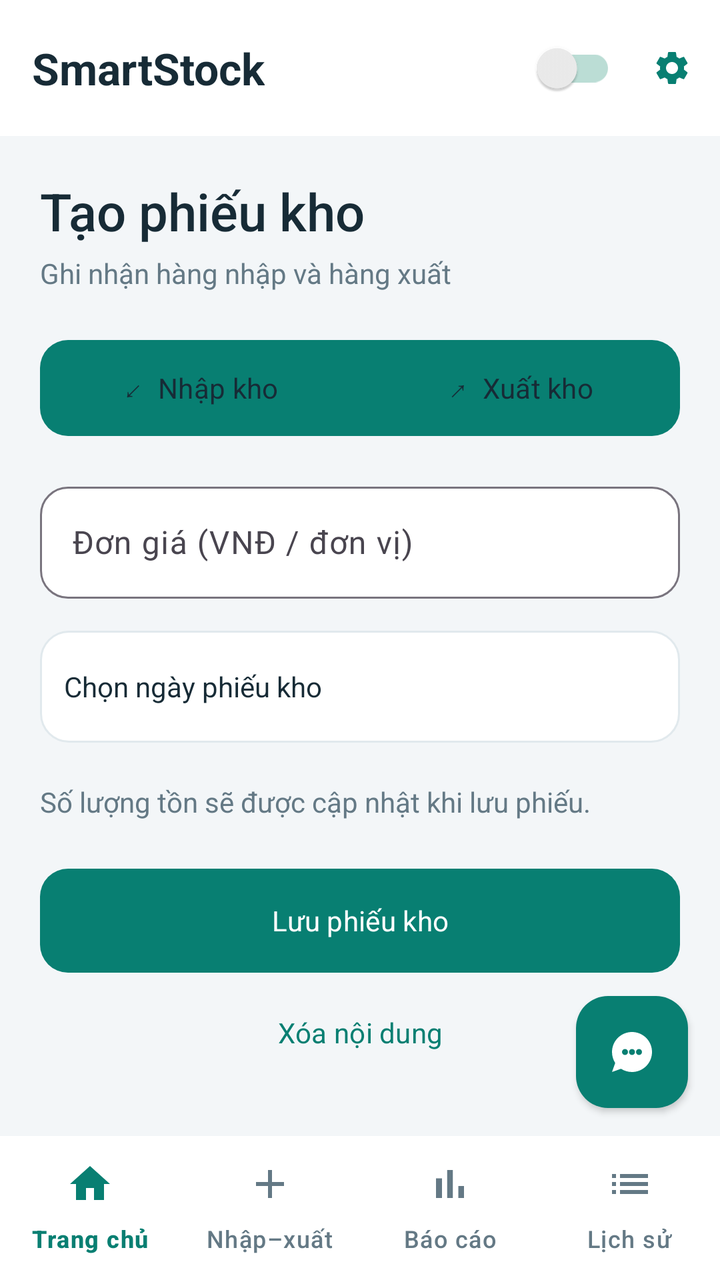
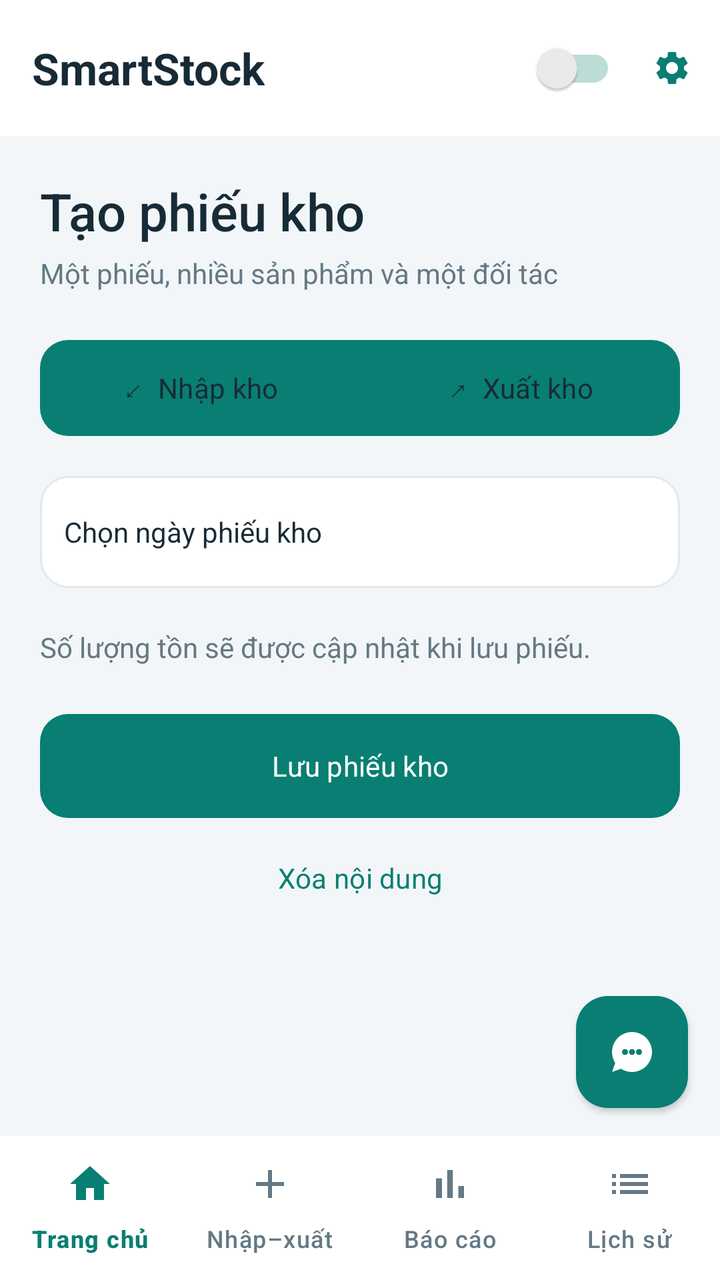

An Android layout rendered at two revisions. The XML below is the earlier revision; the diff shows what the commit changed to produce the second picture.
<!-- AndroidManifest.xml: application theme Theme.SmartExpenseManager -->
<!-- res/layout/activity_add.xml -->
<?xml version="1.0" encoding="utf-8"?>
<androidx.constraintlayout.widget.ConstraintLayout xmlns:android="http://schemas.android.com/apk/res/android" xmlns:app="http://schemas.android.com/apk/res-auto" android:layout_width="match_parent" android:layout_height="match_parent" android:background="@color/ui_background">
 <include layout="@layout/layout_common_ui"/>
 <androidx.core.widget.NestedScrollView android:id="@+id/nsv_main" android:layout_width="0dp" android:layout_height="0dp" android:paddingBottom="76dp" android:clipToPadding="false" app:layout_constraintTop_toBottomOf="@id/mtb_toolbar" app:layout_constraintBottom_toTopOf="@id/bnv_main" app:layout_constraintStart_toStartOf="parent" app:layout_constraintEnd_toEndOf="parent">
  <LinearLayout android:layout_width="match_parent" android:layout_height="wrap_content" android:orientation="vertical" android:padding="20dp">
   <TextView style="@style/Stock.Title" android:text="Tạo phiếu kho"/>
   <TextView style="@style/Stock.Subtitle" android:text="Ghi nhận hàng nhập và hàng xuất" android:layout_marginTop="4dp" android:layout_marginBottom="20dp"/>
   <com.google.android.material.button.MaterialButtonToggleGroup android:id="@+id/mbtg_transaction_type" android:layout_width="match_parent" android:layout_height="wrap_content" app:singleSelection="true" app:selectionRequired="true">
    <com.google.android.material.button.MaterialButton android:id="@+id/mbtn_income" android:layout_width="0dp" android:layout_height="56dp" android:layout_weight="1" android:text="↙  Nhập kho" android:textColor="@color/ui_text"/>
    <com.google.android.material.button.MaterialButton android:id="@+id/mbtn_expense" android:layout_width="0dp" android:layout_height="56dp" android:layout_weight="1" android:text="↗  Xuất kho" android:textColor="@color/ui_text"/>
   </com.google.android.material.button.MaterialButtonToggleGroup>
   <com.google.android.material.textfield.TextInputLayout android:id="@+id/til_title" android:layout_width="match_parent" android:layout_height="wrap_content" android:visibility="gone"><com.google.android.material.textfield.TextInputEditText android:id="@+id/tiet_title" android:layout_width="match_parent" android:layout_height="wrap_content"/></com.google.android.material.textfield.TextInputLayout>
   <com.google.android.material.textfield.TextInputLayout android:id="@+id/til_amount" style="@style/Stock.Input" android:layout_width="match_parent" android:layout_height="wrap_content" android:hint="Đơn giá (VNĐ / đơn vị)" android:layout_marginTop="16dp">
    <com.google.android.material.textfield.TextInputEditText android:id="@+id/tiet_amount" android:layout_width="match_parent" android:layout_height="wrap_content" android:minHeight="56dp" android:inputType="numberDecimal" android:textSize="16sp"/>
   </com.google.android.material.textfield.TextInputLayout>
   <TextView android:id="@+id/mtv_date" android:layout_width="match_parent" android:layout_height="56dp" android:layout_marginTop="16dp" android:background="@drawable/bg_stock_field" android:gravity="center_vertical" android:text="Chọn ngày phiếu kho" android:textColor="@color/ui_text" android:textSize="14sp" android:clickable="true" android:focusable="true"/>
   <com.google.android.material.chip.ChipGroup android:id="@+id/cg_categories" android:layout_width="match_parent" android:layout_height="wrap_content" app:singleSelection="true" android:visibility="gone"/>
   <TextView style="@style/Stock.Subtitle" android:text="Số lượng tồn sẽ được cập nhật khi lưu phiếu." android:layout_marginTop="20dp"/>
   <com.google.android.material.button.MaterialButton android:id="@+id/mbtn_save" android:layout_width="match_parent" android:layout_height="60dp" android:layout_marginTop="20dp" android:text="Lưu phiếu kho"/>
   <com.google.android.material.button.MaterialButton android:id="@+id/mbtn_clear" style="@style/Widget.Material3.Button.TextButton" android:layout_width="match_parent" android:layout_height="52dp" android:text="Xóa nội dung"/>
  </LinearLayout>
 </androidx.core.widget.NestedScrollView>
</androidx.constraintlayout.widget.ConstraintLayout>
<!-- res/layout/layout_common_ui.xml (included above) -->
<?xml version="1.0" encoding="utf-8"?>
<merge xmlns:android="http://schemas.android.com/apk/res/android"
    xmlns:app="http://schemas.android.com/apk/res-auto">

    <androidx.appcompat.widget.Toolbar
        android:id="@+id/mtb_toolbar"
        android:layout_width="0dp"
        android:layout_height="68dp"
        android:background="@color/ui_surface"
        app:layout_constraintTop_toTopOf="parent"
        app:layout_constraintStart_toStartOf="parent"
        app:layout_constraintEnd_toEndOf="parent">

        <androidx.constraintlayout.widget.ConstraintLayout
            android:layout_width="match_parent"
            android:layout_height="match_parent">

            <com.google.android.material.textview.MaterialTextView
                android:id="@+id/mtv_toolbar_title"
                android:layout_width="wrap_content"
                android:layout_height="wrap_content"
                android:text="SmartStock"
                android:textColor="@color/ui_text"
                android:textSize="22sp"
                android:textStyle="bold"
                app:layout_constraintTop_toTopOf="parent"
                app:layout_constraintBottom_toBottomOf="parent"
                app:layout_constraintStart_toStartOf="parent" />

            <androidx.appcompat.widget.SwitchCompat
                android:id="@+id/msw_theme"
                android:layout_width="wrap_content"
                android:layout_height="wrap_content"
                android:layout_marginEnd="4dp"
                android:saveEnabled="false"
                app:thumbTint="@color/switch_thumb"
                app:trackTint="@color/switch_track"
                app:layout_constraintTop_toTopOf="parent"
                app:layout_constraintBottom_toBottomOf="parent"
                app:layout_constraintEnd_toStartOf="@id/mbtn_settings" />

            <com.google.android.material.button.MaterialButton
                android:id="@+id/mbtn_settings"
                style="@style/Widget.Material3.Button.IconButton"
                android:layout_width="48dp"
                android:layout_height="48dp"
                android:contentDescription="Cài đặt"
                app:icon="@drawable/ic_settings"
                app:iconTint="@color/ui_primary"
                app:layout_constraintTop_toTopOf="parent"
                app:layout_constraintBottom_toBottomOf="parent"
                app:layout_constraintEnd_toEndOf="parent" />

        </androidx.constraintlayout.widget.ConstraintLayout>

    </androidx.appcompat.widget.Toolbar>

    <com.google.android.material.bottomnavigation.BottomNavigationView
        android:id="@+id/bnv_main"
        android:layout_width="0dp"
        android:layout_height="wrap_content"
        android:minHeight="72dp"
        android:background="@color/ui_surface"
        app:itemIconTint="@color/bottom_nav_color"
        app:itemTextColor="@color/bottom_nav_color"
        app:itemIconSize="24dp"
        app:labelVisibilityMode="labeled"
        app:itemActiveIndicatorStyle="@style/Stock.NavIndicator"
        app:menu="@menu/bottom_menu"
        app:layout_constraintBottom_toBottomOf="parent"
        app:layout_constraintStart_toStartOf="parent"
        app:layout_constraintEnd_toEndOf="parent" />

    <com.google.android.material.floatingactionbutton.FloatingActionButton
        android:id="@+id/fab_ai"
        android:layout_width="wrap_content"
        android:layout_height="wrap_content"
        android:layout_marginEnd="16dp"
        android:layout_marginBottom="14dp"
        android:contentDescription="AI"
        android:src="@drawable/ic_ai_chat"
        app:backgroundTint="@color/ui_primary"
        app:tint="@color/ui_on_primary"
        app:elevation="2dp"
        app:layout_constraintEnd_toEndOf="parent"
        app:layout_constraintBottom_toTopOf="@id/bnv_main" />

</merge>
<!-- resources referenced by this layout -->
<resources>
  <color name="switch_thumb">#EEEEEE</color>
  <color name="switch_track">#BBDDD5</color>
  <color name="ui_background">#F3F6F8</color>
  <color name="ui_on_primary">#FFFFFF</color>
  <color name="ui_primary">#087F72</color>
  <color name="ui_surface">#FFFFFF</color>
  <color name="ui_text">#172B36</color>
  <!-- drawable bg_stock_field (drawable) -->
  <shape xmlns:android="http://schemas.android.com/apk/res/android"><solid android:color="@color/ui_surface"/><corners android:radius="14dp"/><stroke android:width="1dp" android:color="@color/ui_border"/><padding android:left="12dp" android:right="12dp" android:top="12dp" android:bottom="12dp"/></shape>
  <!-- drawable ic_ai_chat (drawable) -->
  <vector xmlns:android="http://schemas.android.com/apk/res/android"
      android:width="24dp"
      android:height="24dp"
      android:viewportWidth="24"
      android:viewportHeight="24">
    <path
        android:fillColor="#FF000000"
        android:pathData="M12,2C6.48,2 2,6.48 2,12c0,2.02 0.59,3.91 1.61,5.5L2,22l4.5,-1.61C8.09,21.41 9.98,22 12,22c5.52,0 10,-4.48 10,-10S17.52,2 12,2zM15.5,13.5c-0.83,0 -1.5,-0.67 -1.5,-1.5s0.67,-1.5 1.5,-1.5 1.5,0.67 1.5,1.5 -0.67,1.5 -1.5,1.5zM12,13.5c-0.83,0 -1.5,-0.67 -1.5,-1.5s0.67,-1.5 1.5,-1.5 1.5,0.67 1.5,1.5 -0.67,1.5 -1.5,1.5zM8.5,13.5c-0.83,0 -1.5,-0.67 -1.5,-1.5s0.67,-1.5 1.5,-1.5 1.5,0.67 1.5,1.5 -0.67,1.5 -1.5,1.5z"/>
  </vector>
  <style name="Stock.Input" parent="Widget.Material3.TextInputLayout.OutlinedBox"><item name="boxCornerRadiusTopStart">14dp</item><item name="boxCornerRadiusTopEnd">14dp</item><item name="boxCornerRadiusBottomStart">14dp</item><item name="boxCornerRadiusBottomEnd">14dp</item><item name="boxBackgroundColor">@color/ui_surface</item></style>
  <style name="Stock.NavIndicator" parent="Widget.Material3.BottomNavigationView.ActiveIndicator"><item name="android:color">@color/ui_accent</item></style>
  <style name="Stock.Subtitle" parent=""><item name="android:layout_width">match_parent</item><item name="android:layout_height">wrap_content</item><item name="android:textSize">14sp</item><item name="android:textColor">@color/ui_muted</item><item name="android:lineSpacingExtra">3dp</item></style>
  <style name="Stock.Title" parent=""><item name="android:layout_width">match_parent</item><item name="android:layout_height">wrap_content</item><item name="android:textSize">26sp</item><item name="android:textColor">@color/ui_text</item><item name="android:fontFamily">sans-serif-medium</item></style>
  <style name="Theme.SmartExpenseManager" parent="Theme.Material3.DayNight.NoActionBar">
  
          <item name="colorPrimary">@color/ui_primary</item>
  
          <item name="colorOnPrimary">@color/ui_on_primary</item><item name="colorSecondary">@color/ui_primary</item>
  
          <item name="colorSurface">@color/ui_background</item><item name="colorOnSurface">@color/ui_text</item><item name="colorSurfaceContainer">@color/ui_surface</item><item name="colorPrimaryContainer">@color/ui_accent</item><item name="colorOnPrimaryContainer">@color/ui_primary</item><item name="materialButtonStyle">@style/Stock.Button</item><item name="textInputStyle">@style/Stock.Input</item><item name="android:fontFamily">sans-serif</item>
  
          <item name="android:statusBarColor">@color/ui_surface</item>
          <item name="android:windowLightStatusBar">true</item>
  
          <item name="android:navigationBarColor">?attr/colorSurface</item>
          <item name="android:windowLightNavigationBar">true</item>
  
      </style>
  <color name="ui_border">#E1E9ED</color>
  <color name="ui_accent">#DDF3EE</color>
  <color name="ui_muted">#647985</color>
  <style name="Stock.Button" parent="Widget.Material3.Button"><item name="cornerRadius">14dp</item><item name="android:textAllCaps">false</item><item name="android:minHeight">52dp</item><item name="android:textSize">14sp</item></style>
  <!-- unchanged entries left out for length: 1 -->
</resources>

<!-- the commit's change to res/layout/activity_add.xml (unified diff, before → after) -->
@@ -4,15 +4,12 @@
  <androidx.core.widget.NestedScrollView android:id="@+id/nsv_main" android:layout_width="0dp" android:layout_height="0dp" android:paddingBottom="76dp" android:clipToPadding="false" app:layout_constraintTop_toBottomOf="@id/mtb_toolbar" app:layout_constraintBottom_toTopOf="@id/bnv_main" app:layout_constraintStart_toStartOf="parent" app:layout_constraintEnd_toEndOf="parent">
   <LinearLayout android:layout_width="match_parent" android:layout_height="wrap_content" android:orientation="vertical" android:padding="20dp">
    <TextView style="@style/Stock.Title" android:text="Tạo phiếu kho"/>
-   <TextView style="@style/Stock.Subtitle" android:text="Ghi nhận hàng nhập và hàng xuất" android:layout_marginTop="4dp" android:layout_marginBottom="20dp"/>
+   <TextView style="@style/Stock.Subtitle" android:text="Một phiếu, nhiều sản phẩm và một đối tác" android:layout_marginTop="4dp" android:layout_marginBottom="20dp"/>
    <com.google.android.material.button.MaterialButtonToggleGroup android:id="@+id/mbtg_transaction_type" android:layout_width="match_parent" android:layout_height="wrap_content" app:singleSelection="true" app:selectionRequired="true">
     <com.google.android.material.button.MaterialButton android:id="@+id/mbtn_income" android:layout_width="0dp" android:layout_height="56dp" android:layout_weight="1" android:text="↙  Nhập kho" android:textColor="@color/ui_text"/>
     <com.google.android.material.button.MaterialButton android:id="@+id/mbtn_expense" android:layout_width="0dp" android:layout_height="56dp" android:layout_weight="1" android:text="↗  Xuất kho" android:textColor="@color/ui_text"/>
    </com.google.android.material.button.MaterialButtonToggleGroup>
-   <com.google.android.material.textfield.TextInputLayout android:id="@+id/til_title" android:layout_width="match_parent" android:layout_height="wrap_content" android:visibility="gone"><com.google.android.material.textfield.TextInputEditText android:id="@+id/tiet_title" android:layout_width="match_parent" android:layout_height="wrap_content"/></com.google.android.material.textfield.TextInputLayout>
-   <com.google.android.material.textfield.TextInputLayout android:id="@+id/til_amount" style="@style/Stock.Input" android:layout_width="match_parent" android:layout_height="wrap_content" android:hint="Đơn giá (VNĐ / đơn vị)" android:layout_marginTop="16dp">
-    <com.google.android.material.textfield.TextInputEditText android:id="@+id/tiet_amount" android:layout_width="match_parent" android:layout_height="wrap_content" android:minHeight="56dp" android:inputType="numberDecimal" android:textSize="16sp"/>
-   </com.google.android.material.textfield.TextInputLayout>
+   <LinearLayout android:id="@+id/stock_document_fields" android:layout_width="match_parent" android:layout_height="wrap_content" android:orientation="vertical"/>
    <TextView android:id="@+id/mtv_date" android:layout_width="match_parent" android:layout_height="56dp" android:layout_marginTop="16dp" android:background="@drawable/bg_stock_field" android:gravity="center_vertical" android:text="Chọn ngày phiếu kho" android:textColor="@color/ui_text" android:textSize="14sp" android:clickable="true" android:focusable="true"/>
    <com.google.android.material.chip.ChipGroup android:id="@+id/cg_categories" android:layout_width="match_parent" android:layout_height="wrap_content" app:singleSelection="true" android:visibility="gone"/>
    <TextView style="@style/Stock.Subtitle" android:text="Số lượng tồn sẽ được cập nhật khi lưu phiếu." android:layout_marginTop="20dp"/>
